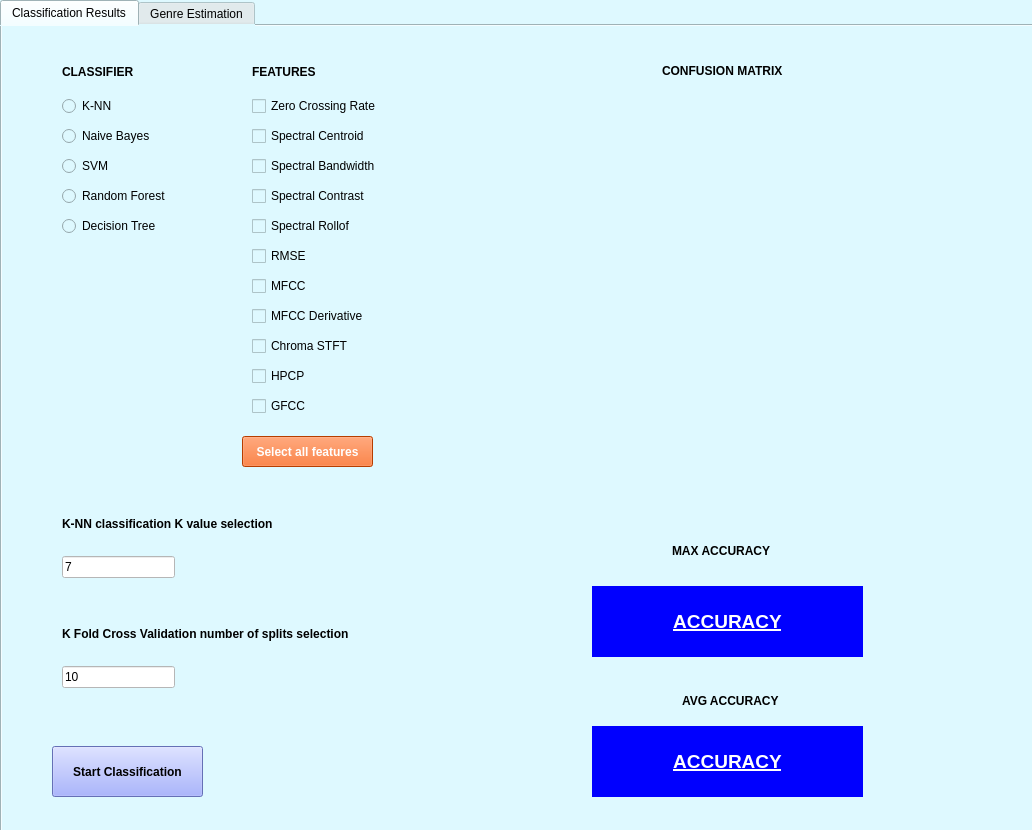
The window that arayuzV2_backup.ui (cetekin/signalProcessing) describes before a commit, drawn with Qt 5.
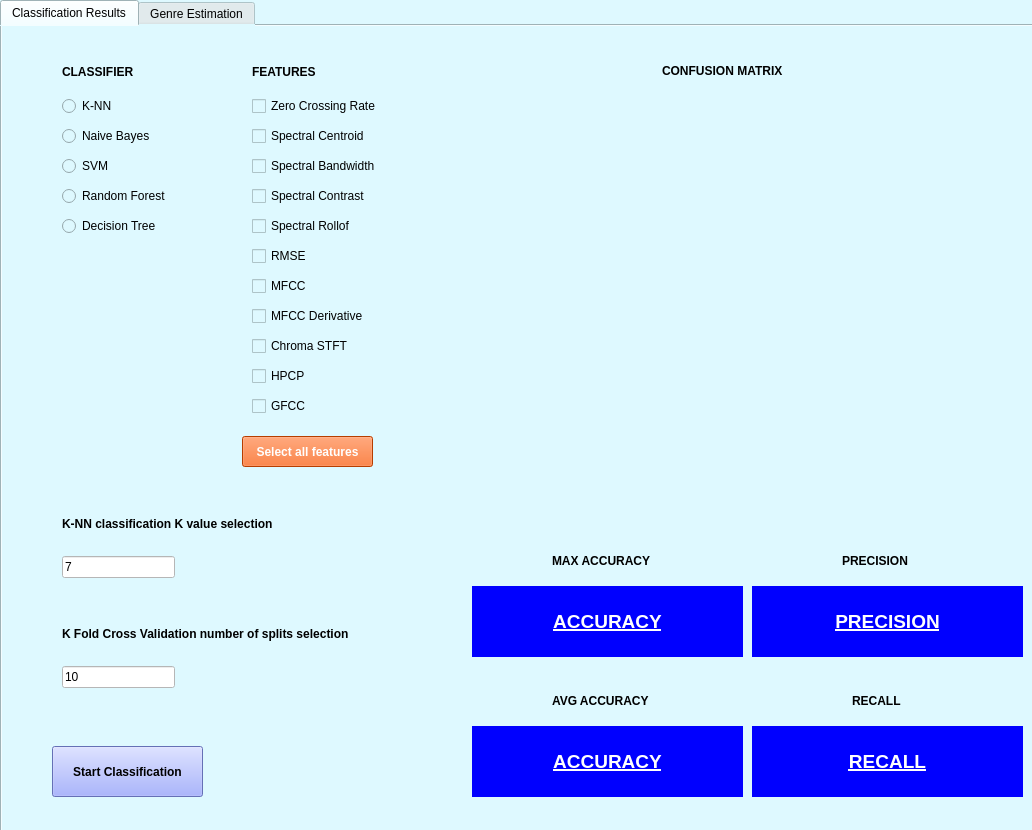
The same window after the commit.

What changed in the file:
```diff
--- a/arayuzV2_backup.ui
+++ b/arayuzV2_backup.ui
@@ -259,7 +259,7 @@
      <widget class="QLabel" name="avg_accuracy_label">
       <property name="geometry">
        <rect>
-        <x>590</x>
+        <x>470</x>
         <y>700</y>
         <width>271</width>
         <height>71</height>
@@ -326,7 +326,7 @@
      <widget class="QLabel" name="label_7">
       <property name="geometry">
        <rect>
-        <x>680</x>
+        <x>550</x>
         <y>660</y>
         <width>151</width>
         <height>31</height>
@@ -345,7 +345,7 @@
      <widget class="QLabel" name="max_accuracy_label">
       <property name="geometry">
        <rect>
-        <x>590</x>
+        <x>470</x>
         <y>560</y>
         <width>271</width>
         <height>71</height>
@@ -368,8 +368,8 @@
      <widget class="QLabel" name="label_8">
       <property name="geometry">
        <rect>
-        <x>670</x>
-        <y>510</y>
+        <x>550</x>
+        <y>520</y>
         <width>151</width>
         <height>31</height>
        </rect>
@@ -533,6 +533,90 @@
        <string>MFCC Derivative</string>
       </property>
      </widget>
+     <widget class="QLabel" name="precision_label">
+      <property name="geometry">
+       <rect>
+        <x>750</x>
+        <y>560</y>
+        <width>271</width>
+        <height>71</height>
+       </rect>
+      </property>
+      <property name="styleSheet">
+       <string notr="true">QLabel{
+color: rgb(255, 255, 255);
+background-color:rgb(0, 0, 255);
+font-weight: bold;
+}</string>
+      </property>
+      <property name="text">
+       <string>&lt;html&gt;&lt;head/&gt;&lt;body&gt;&lt;p align=&quot;center&quot;&gt;&lt;span style=&quot; font-size:14pt; text-decoration: underline;&quot;&gt;PRECISION&lt;/span&gt;&lt;/p&gt;&lt;/body&gt;&lt;/html&gt;</string>
+      </property>
+      <property name="alignment">
+       <set>Qt::AlignCenter</set>
+      </property>
+     </widget>
+     <widget class="QLabel" name="recall_label">
+      <property name="geometry">
+       <rect>
+        <x>750</x>
+        <y>700</y>
+        <width>271</width>
+        <height>71</height>
+       </rect>
+      </property>
+      <property name="styleSheet">
+       <string notr="true">QLabel{
+color: rgb(255, 255, 255);
+background-color:rgb(0, 0, 255);
+font-weight: bold;
+}</string>
+      </property>
+      <property name="text">
+       <string>&lt;html&gt;&lt;head/&gt;&lt;body&gt;&lt;p align=&quot;center&quot;&gt;&lt;span style=&quot; font-size:14pt; text-decoration: underline;&quot;&gt;RECALL&lt;/span&gt;&lt;/p&gt;&lt;/body&gt;&lt;/html&gt;</string>
+      </property>
+      <property name="alignment">
+       <set>Qt::AlignCenter</set>
+      </property>
+     </widget>
+     <widget class="QLabel" name="label_10">
+      <property name="geometry">
+       <rect>
+        <x>840</x>
+        <y>520</y>
+        <width>151</width>
+        <height>31</height>
+       </rect>
+      </property>
+      <property name="styleSheet">
+       <string notr="true">QLabel {
+color: black;
+font-weight: bold;
+}</string>
+      </property>
+      <property name="text">
+       <string>&lt;html&gt;&lt;head/&gt;&lt;body&gt;&lt;p&gt;PRECISION&lt;/p&gt;&lt;/body&gt;&lt;/html&gt;</string>
+      </property>
+     </widget>
+     <widget class="QLabel" name="label_11">
+      <property name="geometry">
+       <rect>
+        <x>850</x>
+        <y>660</y>
+        <width>151</width>
+        <height>31</height>
+       </rect>
+      </property>
+      <property name="styleSheet">
+       <string notr="true">QLabel {
+color: black;
+font-weight: bold;
+}</string>
+      </property>
+      <property name="text">
+       <string>&lt;html&gt;&lt;head/&gt;&lt;body&gt;&lt;p&gt;RECALL&lt;/p&gt;&lt;/body&gt;&lt;/html&gt;</string>
+      </property>
+     </widget>
     </widget>
     <widget class="QWidget" name="tab_screen_2">
      <attribute name="title">
```
Left out of the diff: 4 changed lines with no effect on the pictures.
